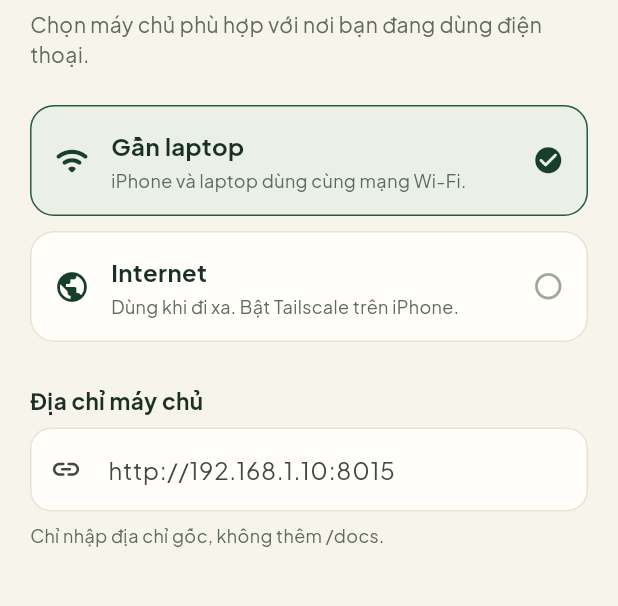
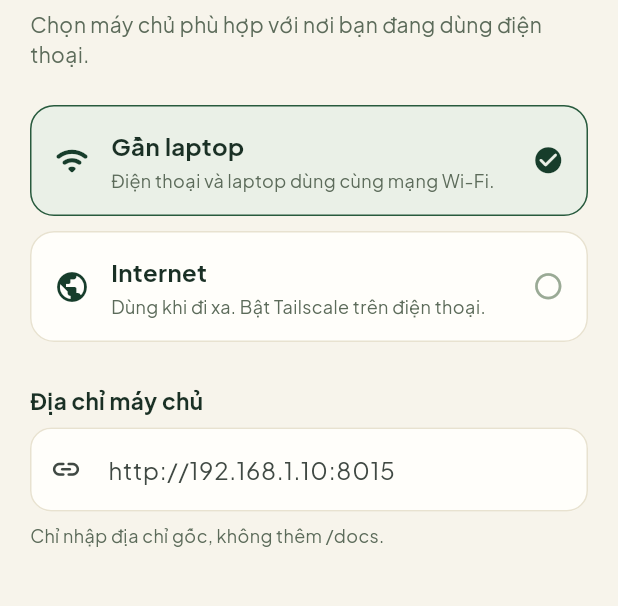
Before and after one commit to Quanghuy-1611/Rice-Disease-Detection-AI-, a Flutter app: the ServerSettingsScreen screen opened directly, on a phone screen of 412 x 824 dp, the part 156-762 px from its top. Run offline on Flutter 3.47's test engine with Material 3 defaults, Android fonts, the phone set to English and light mode, and no system bars; our stand-ins replace camera, connectivity_plus, dio, firebase_auth, firebase_core, flutter_animate and 7 more; accounts and stored records are empty.

Commit message:
Prepare Android sideload with preset Tailscale server

```diff
--- a/mobile_app/lib/core/config/environment_config.dart
+++ b/mobile_app/lib/core/config/environment_config.dart
@@ -10,12 +10,16 @@ class EnvironmentConfig {
     'API_BASE_URL',
     defaultValue: '',
   );
+  static const String _buildInternetBaseUrl = String.fromEnvironment(
+    'INTERNET_API_BASE_URL',
+    defaultValue: '',
+  );
   static const String _legacyKey = 'riceai_api_base_url';
   static const String _localKey = 'riceai_local_api_base_url';
   static const String _internetKey = 'riceai_internet_api_base_url';
   static const String _modeKey = 'riceai_server_mode';
   static String _localBaseUrl = _buildBaseUrl;
-  static String _internetBaseUrl = '';
+  static String _internetBaseUrl = _buildInternetBaseUrl;
   static RiceAiServerMode _mode = RiceAiServerMode.local;
 
   static RiceAiServerMode get mode => _mode;
@@ -29,20 +33,20 @@ class EnvironmentConfig {
       final local = preferences.getString(_localKey) ??
           preferences.getString(_legacyKey) ??
           _buildBaseUrl;
-      final internet = preferences.getString(_internetKey) ?? '';
+      final internet = preferences.getString(_internetKey) ?? _buildInternetBaseUrl;
       _localBaseUrl = isValidServerUrl(local, RiceAiServerMode.local)
           ? normalize(local)
           : _buildBaseUrl;
       _internetBaseUrl = isValidServerUrl(internet, RiceAiServerMode.internet)
           ? normalize(internet)
-          : '';
+          : _buildInternetBaseUrl;
       _mode = preferences.getString(_modeKey) == 'internet' &&
               _internetBaseUrl.isNotEmpty
           ? RiceAiServerMode.internet
           : RiceAiServerMode.local;
     } catch (_) {
       _localBaseUrl = _buildBaseUrl;
-      _internetBaseUrl = '';
+      _internetBaseUrl = _buildInternetBaseUrl;
       _mode = RiceAiServerMode.local;
     }
   }
--- a/mobile_app/lib/views/screens/server_settings_screen.dart
+++ b/mobile_app/lib/views/screens/server_settings_screen.dart
@@ -108,7 +108,7 @@ class _ServerSettingsScreenState extends State<ServerSettingsScreen> {
                   _ModeOption(
                     icon: Icons.wifi_rounded,
                     title: 'Gần laptop',
-                    description: 'iPhone và laptop dùng cùng mạng Wi-Fi.',
+                    description: 'Điện thoại và laptop dùng cùng mạng Wi-Fi.',
                     selected: _mode == RiceAiServerMode.local,
                     onTap: () => _select(RiceAiServerMode.local),
                   ),
@@ -116,7 +116,7 @@ class _ServerSettingsScreenState extends State<ServerSettingsScreen> {
                   _ModeOption(
                     icon: Icons.public_rounded,
                     title: 'Internet',
-                    description: 'Dùng khi đi xa. Bật Tailscale trên iPhone.',
+                    description: 'Dùng khi đi xa. Bật Tailscale trên điện thoại.',
                     selected: _mode == RiceAiServerMode.internet,
                     onTap: () => _select(RiceAiServerMode.internet),
                   ),
```
Also changed, not shown: 1 other file.
